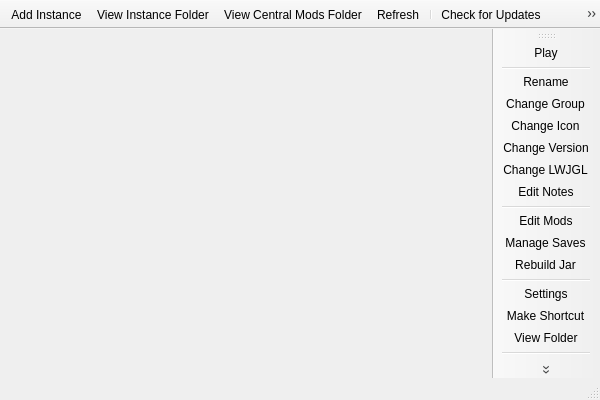
Before: the Qt Designer form gui/mainwindow.ui in FreesmTeam/FreesmLauncher, drawn with Qt 5.
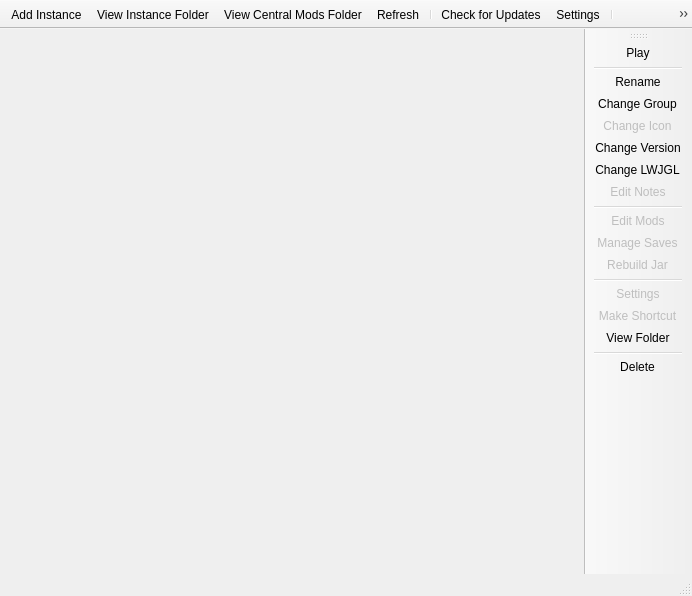
After: the same form once the commit is applied. Icons and pictures are not drawn.

```diff
--- a/gui/mainwindow.ui
+++ b/gui/mainwindow.ui
@@ -6,8 +6,8 @@
    <rect>
     <x>0</x>
     <y>0</y>
-    <width>600</width>
-    <height>400</height>
+    <width>692</width>
+    <height>596</height>
    </rect>
   </property>
   <property name="windowTitle">
@@ -271,6 +271,9 @@
    </property>
   </action>
   <action name="actionChangeInstIcon">
+   <property name="enabled">
+    <bool>false</bool>
+   </property>
    <property name="text">
     <string>Change Icon</string>
    </property>
@@ -282,6 +285,9 @@
    </property>
   </action>
   <action name="actionEditInstNotes">
+   <property name="enabled">
+    <bool>false</bool>
+   </property>
    <property name="text">
     <string>Edit Notes</string>
    </property>
@@ -293,6 +299,9 @@
    </property>
   </action>
   <action name="actionInstanceSettings">
+   <property name="enabled">
+    <bool>false</bool>
+   </property>
    <property name="text">
     <string>Settings</string>
    </property>
@@ -304,6 +313,9 @@
    </property>
   </action>
   <action name="actionMakeDesktopShortcut">
+   <property name="enabled">
+    <bool>false</bool>
+   </property>
    <property name="text">
     <string>Make Shortcut</string>
    </property>
@@ -315,6 +327,9 @@
    </property>
   </action>
   <action name="actionManageInstSaves">
+   <property name="enabled">
+    <bool>false</bool>
+   </property>
    <property name="text">
     <string>Manage Saves</string>
    </property>
@@ -326,6 +341,9 @@
    </property>
   </action>
   <action name="actionEditInstMods">
+   <property name="enabled">
+    <bool>false</bool>
+   </property>
    <property name="text">
     <string>Edit Mods</string>
    </property>
@@ -359,6 +377,9 @@
    </property>
   </action>
   <action name="actionRebuildInstJar">
+   <property name="enabled">
+    <bool>false</bool>
+   </property>
    <property name="text">
     <string>Rebuild Jar</string>
    </property>
```
